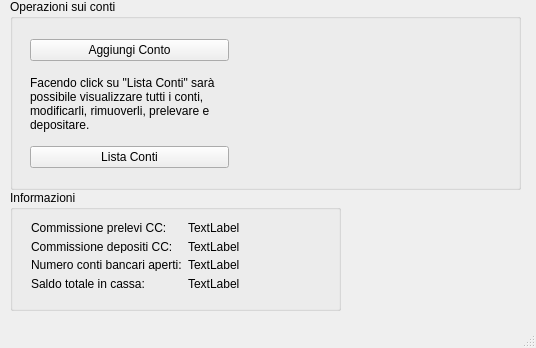
This is mainwindow.ui in acavestro/qDB as Qt 5 draws it before an edit. The edited form follows.
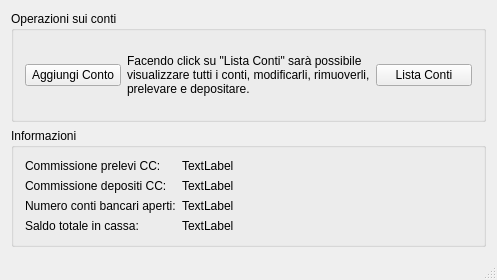
This is the edited form.

The edit to the form file:
```diff
--- a/mainwindow.ui
+++ b/mainwindow.ui
@@ -6,41 +6,57 @@
    <rect>
     <x>0</x>
     <y>0</y>
-    <width>536</width>
-    <height>348</height>
+    <width>497</width>
+    <height>280</height>
    </rect>
   </property>
   <property name="windowTitle">
    <string>Gestione Conti Bancari</string>
   </property>
   <widget class="QWidget" name="centralWidget">
+   <layout class="QVBoxLayout" name="verticalLayout">
+    <item>
+     <widget class="QGroupBox" name="gbAccountOperations">
+      <property name="title">
+       <string>Operazioni sui conti</string>
+      </property>
+      <layout class="QHBoxLayout" name="horizontalLayout">
+       <item>
+        <widget class="QPushButton" name="btnAddAccount">
+         <property name="text">
+          <string>Aggiungi Conto</string>
+         </property>
+        </widget>
+       </item>
+       <item>
+        <widget class="QLabel" name="label">
+         <property name="text">
+          <string>Facendo click su &quot;Lista Conti&quot; sarà possibile visualizzare tutti i conti, modificarli, rimuoverli, prelevare e depositare.</string>
+         </property>
+         <property name="scaledContents">
+          <bool>false</bool>
+         </property>
+         <property name="wordWrap">
+          <bool>true</bool>
+         </property>
+        </widget>
+       </item>
+       <item>
+        <widget class="QPushButton" name="btnSearchAccount">
+         <property name="text">
+          <string>Lista Conti</string>
+         </property>
+        </widget>
+       </item>
+      </layout>
+     </widget>
+    </item>
+    <item>
    <widget class="QGroupBox" name="grpBoxInfo">
-    <property name="geometry">
-     <rect>
-      <x>10</x>
-      <y>190</y>
-      <width>331</width>
-      <height>121</height>
-     </rect>
-    </property>
     <property name="title">
      <string>Informazioni</string>
     </property>
-    <zorder>formLayoutWidget</zorder>
-   </widget>
-   <widget class="QWidget" name="formLayoutWidget">
-    <property name="geometry">
-     <rect>
-      <x>20</x>
-      <y>210</y>
-      <width>311</width>
-      <height>91</height>
-     </rect>
-    </property>
     <layout class="QFormLayout" name="formLayout">
-     <property name="fieldGrowthPolicy">
-      <enum>QFormLayout::FieldsStayAtSizeHint</enum>
-     </property>
      <item row="0" column="0">
       <widget class="QLabel" name="lblInfoCC1">
        <property name="text">
@@ -99,58 +115,11 @@
      </item>
     </layout>
    </widget>
-   <widget class="QGroupBox" name="gbAccountOperations">
-    <property name="geometry">
-     <rect>
-      <x>10</x>
-      <y>-1</y>
-      <width>511</width>
-      <height>191</height>
-     </rect>
-    </property>
-    <property name="title">
-     <string>Operazioni sui conti</string>
-    </property>
-    <widget class="QWidget" name="verticalLayoutWidget">
-     <property name="geometry">
-      <rect>
-       <x>9</x>
-       <y>29</y>
-       <width>221</width>
-       <height>151</height>
-      </rect>
-     </property>
-     <layout class="QVBoxLayout" name="verticalLayout">
-      <item>
-       <widget class="QPushButton" name="btnAddAccount">
-        <property name="text">
-         <string>Aggiungi Conto</string>
-        </property>
-       </widget>
-      </item>
-      <item>
-       <widget class="QLabel" name="label">
-        <property name="text">
-         <string>Facendo click su &quot;Lista Conti&quot; sarà possibile visualizzare tutti i conti, modificarli, rimuoverli, prelevare e depositare.</string>
-        </property>
-        <property name="scaledContents">
-         <bool>false</bool>
-        </property>
-        <property name="wordWrap">
-         <bool>true</bool>
-        </property>
-       </widget>
-      </item>
-      <item>
-       <widget class="QPushButton" name="btnSearchAccount">
-        <property name="text">
-         <string>Lista Conti</string>
-        </property>
-       </widget>
-      </item>
-     </layout>
-    </widget>
-   </widget>
+    </item>
+   </layout>
+   <zorder>grpBoxInfo</zorder>
+   <zorder>gbAccountOperations</zorder>
+   <zorder>lblInfoConti1</zorder>
   </widget>
   <widget class="QStatusBar" name="statusBar"/>
  </widget>
```
Lines whose indentation alone changed are shown as unchanged.
